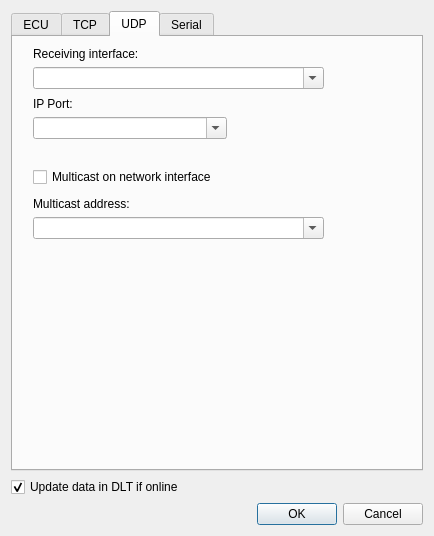
Before: the Qt Designer form src/ecudialog.ui in COVESA/dlt-viewer, drawn with Qt 5.
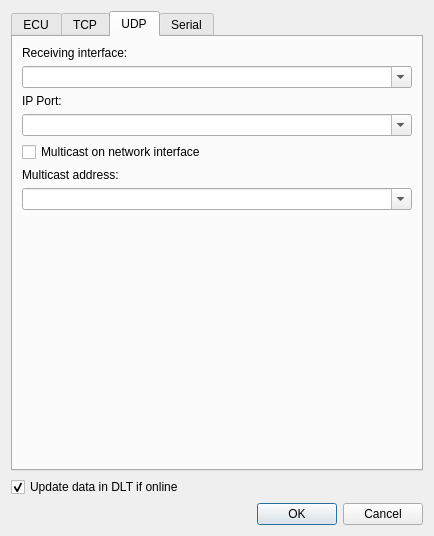
After: the same form once the commit is applied. The open tabs and pages were chosen to show the change. Icons and pictures are not drawn.

Commit message: Fix ECU Dialog structure

The edit to the form file:
```diff
--- a/src/ecudialog.ui
+++ b/src/ecudialog.ui
@@ -6,8 +6,8 @@
    <rect>
     <x>0</x>
     <y>0</y>
-    <width>398</width>
-    <height>511</height>
+    <width>314</width>
+    <height>455</height>
    </rect>
   </property>
   <property name="windowTitle">
@@ -331,103 +331,76 @@
       <attribute name="title">
        <string>UDP</string>
       </attribute>
-      <widget class="QLabel" name="label_UDP_receiver">
-       <property name="geometry">
-        <rect>
-         <x>20</x>
-         <y>10</y>
-         <width>194</width>
-         <height>14</height>
-        </rect>
-       </property>
-       <property name="autoFillBackground">
-        <bool>false</bool>
-       </property>
-       <property name="text">
-        <string>Receiving interface:</string>
-       </property>
-      </widget>
-      <widget class="QLabel" name="label_UDP_mcastadress">
-       <property name="geometry">
-        <rect>
-         <x>20</x>
-         <y>160</y>
-         <width>194</width>
-         <height>14</height>
-        </rect>
-       </property>
-       <property name="autoFillBackground">
-        <bool>false</bool>
-       </property>
-       <property name="text">
-        <string>Multicast address:</string>
-       </property>
-      </widget>
-      <widget class="QComboBox" name="comboBoxUDP_mcastaddress">
-       <property name="geometry">
-        <rect>
-         <x>20</x>
-         <y>180</y>
-         <width>291</width>
-         <height>22</height>
-        </rect>
-       </property>
-       <property name="editable">
-        <bool>true</bool>
-       </property>
-      </widget>
-      <widget class="QComboBox" name="comboBoxNetworkIF">
-       <property name="geometry">
-        <rect>
-         <x>20</x>
-         <y>30</y>
-         <width>291</width>
-         <height>22</height>
-        </rect>
-       </property>
-       <property name="editable">
-        <bool>true</bool>
-       </property>
-      </widget>
-      <widget class="QCheckBox" name="checkBoxMulticast">
-       <property name="geometry">
-        <rect>
-         <x>20</x>
-         <y>130</y>
-         <width>194</width>
-         <height>20</height>
-        </rect>
-       </property>
-       <property name="text">
-        <string>Multicast on network interface</string>
-       </property>
-      </widget>
-      <widget class="QComboBox" name="comboBoxPortIP_UDP">
-       <property name="geometry">
-        <rect>
-         <x>20</x>
-         <y>80</y>
-         <width>194</width>
-         <height>22</height>
-        </rect>
-       </property>
-       <property name="editable">
-        <bool>true</bool>
-       </property>
-      </widget>
-      <widget class="QLabel" name="label_11">
-       <property name="geometry">
-        <rect>
-         <x>20</x>
-         <y>60</y>
-         <width>194</width>
-         <height>14</height>
-        </rect>
-       </property>
-       <property name="text">
-        <string>IP Port:</string>
-       </property>
-      </widget>
+      <layout class="QVBoxLayout" name="verticalLayout">
+       <item>
+        <widget class="QLabel" name="label_UDP_receiver">
+         <property name="autoFillBackground">
+          <bool>false</bool>
+         </property>
+         <property name="text">
+          <string>Receiving interface:</string>
+         </property>
+        </widget>
+       </item>
+       <item>
+        <widget class="QComboBox" name="comboBoxNetworkIF">
+         <property name="editable">
+          <bool>true</bool>
+         </property>
+        </widget>
+       </item>
+       <item>
+        <widget class="QLabel" name="label_11">
+         <property name="text">
+          <string>IP Port:</string>
+         </property>
+        </widget>
+       </item>
+       <item>
+        <widget class="QComboBox" name="comboBoxPortIP_UDP">
+         <property name="editable">
+          <bool>true</bool>
+         </property>
+        </widget>
+       </item>
+       <item>
+        <widget class="QCheckBox" name="checkBoxMulticast">
+         <property name="text">
+          <string>Multicast on network interface</string>
+         </property>
+        </widget>
+       </item>
+       <item>
+        <widget class="QLabel" name="label_UDP_mcastadress">
+         <property name="autoFillBackground">
+          <bool>false</bool>
+         </property>
+         <property name="text">
+          <string>Multicast address:</string>
+         </property>
+        </widget>
+       </item>
+       <item>
+        <widget class="QComboBox" name="comboBoxUDP_mcastaddress">
+         <property name="editable">
+          <bool>true</bool>
+         </property>
+        </widget>
+       </item>
+       <item>
+        <spacer name="verticalSpacer_4">
+         <property name="orientation">
+          <enum>Qt::Vertical</enum>
+         </property>
+         <property name="sizeHint" stdset="0">
+          <size>
+           <width>20</width>
+           <height>212</height>
+          </size>
+         </property>
+        </spacer>
+       </item>
+      </layout>
      </widget>
      <widget class="QWidget" name="tab_2">
       <property name="toolTipDuration">
```
Left out of the diff: 198 changed lines with no effect on the pictures.
